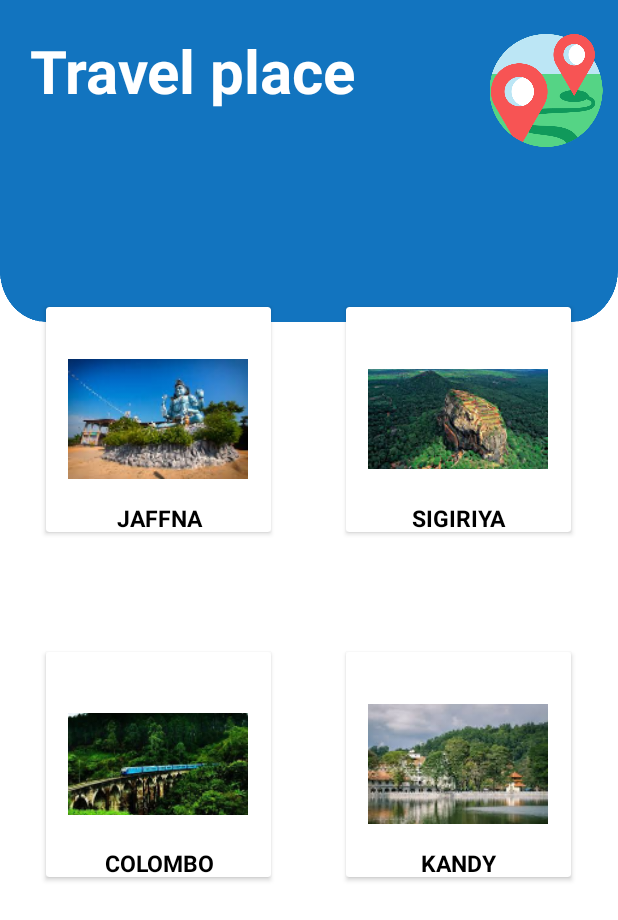
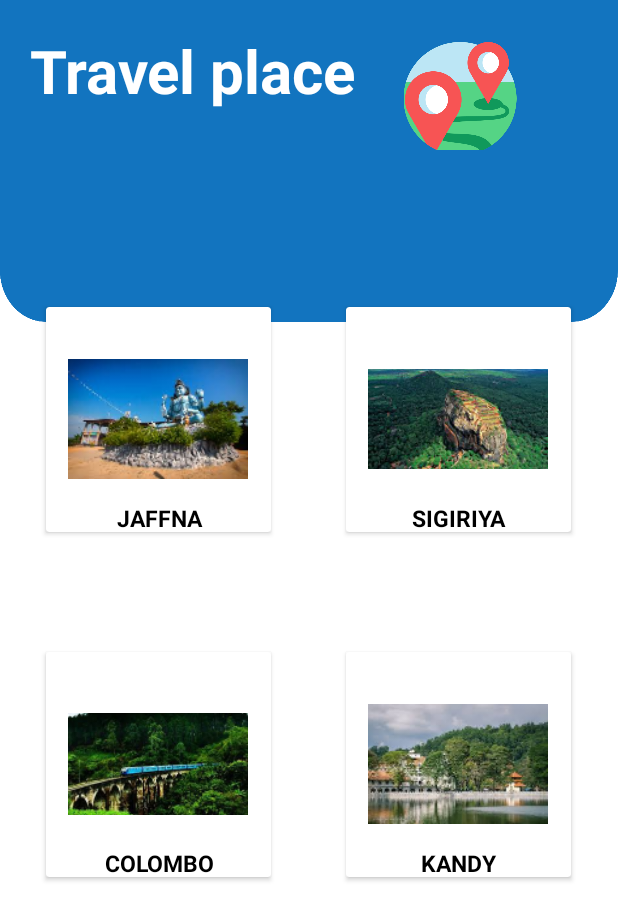
Before and after one commit to KusalPriyanka/Hotel-Management-App, an Android app: the travel_option screen opened directly, with no data from a screen before it, on a phone screen of 412 x 824 dp. Shown: the top 920 px of the screen. Run offline under Robolectric (Android 15) with nearby library versions, the phone set to English and light mode, and no system bars; our stand-ins replace Firebase (no records; nobody signed in at launch, a user with empty details on screens opened directly).

Commit message:
updated the images

```diff
--- a/app/src/main/res/layout/traveloption.xml
+++ b/app/src/main/res/layout/traveloption.xml
@@ -34,8 +34,8 @@
             android:layout_height="75dp"
             android:layout_alignRight="@+id/text"
             android:layout_alignBottom="@+id/text"
-            android:layout_marginRight="-2dp"
-            android:layout_marginBottom="2dp"
+            android:layout_marginRight="55dp"
+            android:layout_marginBottom="-3dp"
             app:srcCompat="@drawable/travel2_place" />
 
     </RelativeLayout>
```
